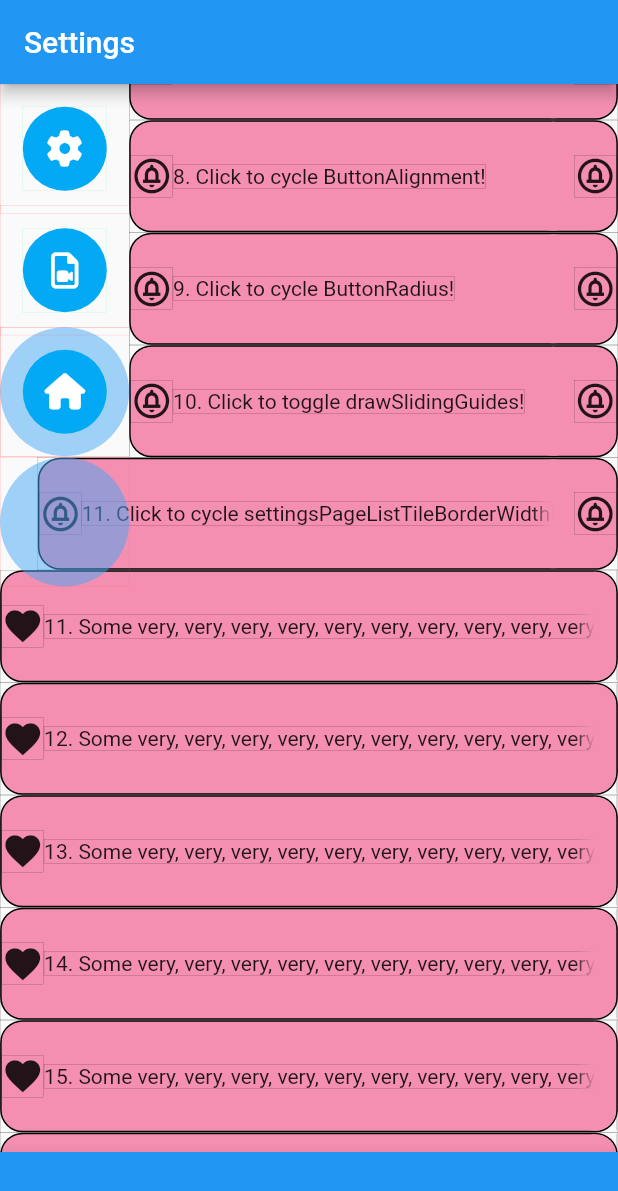
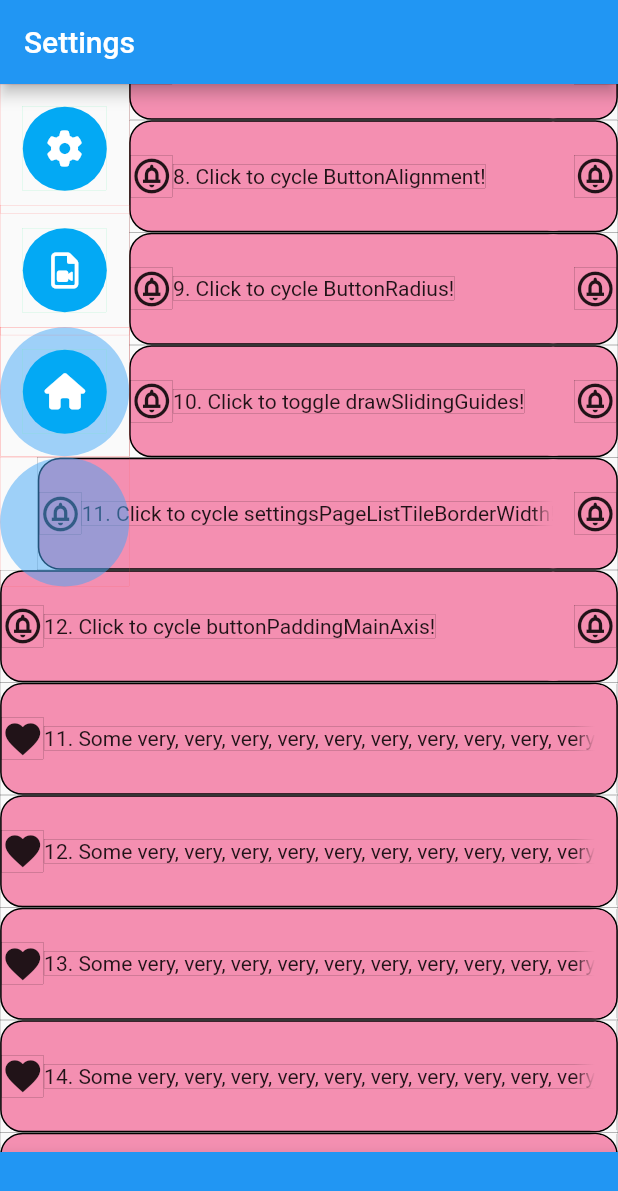
Before and after one commit to BigDeeEss/bu3_kar_kam, a Flutter app: the screen it shows after launch, scrolled down 576 dp, on a phone screen of 412 x 824 dp. Shown: the top 1191 px of the screen. Run offline on Flutter 3.47's test engine with Material 2 defaults, Android fonts, the phone set to English and light mode, and no system bars; our stand-ins replace font_awesome_flutter, get_it, get_it_mixin, shared_preferences.

Commit message:
Implement persistency of buttonPaddingMainAxis user preference through app restarts.
Add ability for user to change this via settings page.

Tweak SlidingGuides build dependencies so that it rebuilds with changes to buttonCoordinates.

Comment out unused static getters in ButtonArray: buttonCoordinates and buttonArrayRect.

Delete buttonPadding bgetter in AppData.

```diff
--- a/lib/app_data.dart
+++ b/lib/app_data.dart
@@ -23,14 +23,14 @@ abstract class AppData extends ChangeNotifier {
   List<double>? buttonCoordinates;
 
   /// Main axis padding between buttons in [ButtonArray].
-  double buttonPaddingMainAxis = 15.0;
+  double? buttonPaddingMainAxis;
 
   /// An alternative padding between buttons in [ButtonArray].
   double buttonPaddingMainAxisAlt = 12.5;
 
   /// Defines the padding surrounding each button.
-  EdgeInsetsDirectional get buttonPadding =>
-      EdgeInsetsDirectional.all(buttonPaddingMainAxis);
+  // EdgeInsetsDirectional get buttonPadding =>
+  //     EdgeInsetsDirectional.all(buttonPaddingMainAxis);
 
   /// The available screen dimensions.
   Rect? basePageViewRect;
--- a/lib/app_data_service.dart
+++ b/lib/app_data_service.dart
@@ -43,6 +43,7 @@ class AppDataService extends AppData {
       'basePageViewRect': (Rect newValue) => basePageViewRect = newValue,
       'buttonAlignment': (newValue) => cycleButtonAlignment(),
       'buttonAxis': (newValue) => toggleButtonAxis(),
+      'buttonPaddingMainAxis': (newValue) => cycleButtonPaddingMainAxis(),
       'buttonRadius': (newValue) => cycleButtonRadius(),
       'drawLayoutBounds': (newValue) => toggleDrawLayoutBounds(),
       'drawSlidingGuides': (newValue) => toggleDrawSlidingGuides(),
@@ -87,6 +88,29 @@ class AppDataService extends AppData {
 
     // Save user preference for [buttonAlignment] to storage.
     setUserPreferences('buttonAlignment', buttonAlignment!.toStringList());
+  }
+
+  /// Cycle and upload a new [buttonRadius]; update dependencies.
+  void cycleButtonPaddingMainAxis() {
+    print('cycleButtonPaddingMainAxis, executing.');
+    print('cycleButtonPaddingMainAxis, buttonPaddingMainAxis = $buttonPaddingMainAxis');
+    // Define a map to convert an integer to a value for [buttonRadius].
+    Map<int, double> map = {
+      0: 12.0,
+      1: 15.0,
+      2: 18.0,
+      3: 21.0,
+    };
+
+    // Use [map], its inverse and the modulus operator to cycle [buttonRadius].
+    int buttonPaddingMainAxisIntRepresentation = map.inverse()[buttonPaddingMainAxis]!;
+    buttonPaddingMainAxis = map[(buttonPaddingMainAxisIntRepresentation + 1) % map.length]!;
+
+    // Update dependencies: [buttonArrayRect].
+    buttonArrayRect = setButtonArrayRect();
+
+    // Save user preference for [buttonRadius] to storage.
+    setUserPreferences('buttonPaddingMainAxis', buttonPaddingMainAxis);
   }
 
   /// Cycle and upload a new [buttonRadius]; update dependencies.
@@ -181,7 +205,7 @@ class AppDataService extends AppData {
 
     // Update [settingsPageListTileCornerRadius].
     double? settingsPageListTileRadius =
-        GetItService.instance<AppData>().settingsPageListTileRadius!;
+        GetItService.instance<AppData>().settingsPageListTileRadius;
     settingsPageListTileCornerRadius =
         settingsPageListTilePadding! + settingsPageListTileRadius!;
   }
@@ -230,6 +254,10 @@ class AppDataService extends AppData {
     buttonAxis = axisFromString(userPreferences.getString('buttonAxis'));
     buttonAxis = buttonAxis ?? Axis.vertical;
     setUserPreferences('buttonAxis', buttonAxis.toString());
+
+    buttonPaddingMainAxis = userPreferences.getDouble('buttonPaddingMainAxis');
+    buttonPaddingMainAxis = buttonPaddingMainAxis ?? 15.0;
+    setUserPreferences('buttonPaddingMainAxis', buttonPaddingMainAxis);
 
     buttonRadius = userPreferences.getDouble('buttonRadius');
     buttonRadius = buttonRadius ?? 28.0;
@@ -296,7 +324,7 @@ class AppDataService extends AppData {
   /// Calculates the bounding box for [ButtonArray].
   Rect setButtonArrayRect() {
     double dim = 2 * (buttonRadius! + buttonPaddingMainAxisAlt);
-    double shortLength = 2.0 * (buttonRadius! + buttonPaddingMainAxis);
+    double shortLength = 2.0 * (buttonRadius! + buttonPaddingMainAxis!);
     double longLength = (buttonSpecList.length - 1) * dim + shortLength;
 
     // Generate Rect of the correct size at screen top left.
--- a/lib/button.dart
+++ b/lib/button.dart
@@ -20,8 +20,8 @@ class Button extends StatelessWidget with GetItMixin {
   @override
   Widget build(BuildContext context) {
     // Watch for changes to [AppData.buttonPadding] registered with [GetIt].
-    EdgeInsetsDirectional buttonPadding =
-        watchOnly((AppData a) => a.buttonPadding);
+    EdgeInsetsDirectional buttonPadding = EdgeInsetsDirectional.all(
+      watchOnly((AppData a) => a.buttonPaddingMainAxis)!);
 
     // Watch for changes to [AppData.buttonRadius] registered with [GetIt].
     double buttonRadius = watchOnly((AppData a) => a.buttonRadius!);
--- a/lib/button_array.dart
+++ b/lib/button_array.dart
@@ -14,11 +14,11 @@ class ButtonArray extends StatelessWidget with GetItMixin {
   ButtonArray({Key? key}) : super(key: key);
 
   /// Generates a list of coordinates relative to any corner.
-  static List<double>? get buttonCoordinates =>
-      GetItService.instance<AppData>().buttonCoordinates;
+  // static List<double>? get buttonCoordinates =>
+  //     GetItService.instance<AppData>().buttonCoordinates;
 
   /// Calculates the [Rect] data associated with [buttonArray].
-  static Rect? get rect => GetItService.instance<AppData>().buttonArrayRect;
+  // static Rect? get rect => GetItService.instance<AppData>().buttonArrayRect;
 
   @override
   Widget build(BuildContext context) {
--- a/lib/settings_page_contents.dart
+++ b/lib/settings_page_contents.dart
@@ -327,12 +327,37 @@ class _SettingsPageContentsState extends State<SettingsPageContents>
           softWrap: false,
         ),
       ),
+      SettingsPageListTile(
+        basePageViewRect:
+            basePageViewRect ?? Offset.zero & MediaQuery.of(context).size,
+        height: 75.0,
+        index: 12,
+        leading: Icon(
+          Icons.circle_notifications_outlined,
+          size: settingsPageListTileIconSize,
+        ),
+        onTap: (() {
+          print('tapped buttonPaddingMainAxis changer');
+          // Cycle [buttonPaddingMainAxis] variable in [AppData].
+          GetItService.instance<AppData>()
+              .change(identifier: 'buttonPaddingMainAxis');
+        }),
+        trailing: Icon(
+          Icons.circle_notifications_outlined,
+          size: settingsPageListTileIconSize,
+        ),
+        widget: const Text(
+          '12. Click to cycle buttonPaddingMainAxis!',
+          maxLines: 1,
+          softWrap: false,
+        ),
+      ),
       ...List<Widget>.generate(100, (int index) {
         return SettingsPageListTile(
           basePageViewRect:
               basePageViewRect ?? Offset.zero & MediaQuery.of(context).size,
           height: 75.0,
-          index: index + 12,
+          index: index + 13,
           leading: Icon(
             Icons.favorite,
             size: settingsPageListTileIconSize,
--- a/lib/sliding_guides.dart
+++ b/lib/sliding_guides.dart
@@ -4,7 +4,6 @@ import 'package:get_it_mixin/get_it_mixin.dart';
 import 'package:kar_kam/boxed_container.dart';
 import 'package:kar_kam/button_array.dart';
 import 'package:kar_kam/app_data.dart';
-import 'package:kar_kam/button_array.dart';
 import 'package:kar_kam/settings_page_list_tile.dart';
 
 /// Implements sliding guides - guide circles which indicate the path followed
@@ -14,11 +13,17 @@ class SlidingGuides extends StatelessWidget with GetItMixin {
 
   @override
   Widget build(BuildContext context) {
+    // Watch for changes to [AppData.buttonArrayRect] registered with GetIt.
+    Rect buttonArrayRect = watchOnly((AppData a) => a.buttonArrayRect)!;
+
     // Watch for changes to [AppData.buttonAxis] registered with GetIt.
     Axis buttonAxis = watchOnly((AppData a) => a.buttonAxis)!;
 
     // Watch for changes to [AppData.buttonAlignment] registered with GetIt.
     Alignment buttonAlignment = watchOnly((AppData a) => a.buttonAlignment)!;
+
+    // Watch for changes to [AppData.buttonCoordinates] registered with GetIt.
+    List<double> buttonCoordinates = watchOnly((AppData a) => a.buttonCoordinates)!;
 
     // Use a combination of [BoxedContainer], [Container] and [BoxShape] to
     // draw a circle.
@@ -26,8 +31,8 @@ class SlidingGuides extends StatelessWidget with GetItMixin {
         borderColor: Colors.redAccent,
         // borderColor: Colors.white,
         child: Container(
-          height: ButtonArray.rect!.shortestSide,
-          width: ButtonArray.rect!.shortestSide,
+          height: buttonArrayRect.shortestSide,
+          width: buttonArrayRect.shortestSide,
           decoration: const BoxDecoration(
             color: Color.fromRGBO(66, 165, 245, 0.5),
             shape: BoxShape.circle,
@@ -36,7 +41,7 @@ class SlidingGuides extends StatelessWidget with GetItMixin {
 
     // An [Offset] for placing the 'out of [ButtonArray]; guiding circle.
     Offset offset = Offset(
-        0.0, ButtonArray.rect!.shortestSide * SettingsPageListTile.sf);
+        0.0, buttonArrayRect.shortestSide * SettingsPageListTile.sf);
 
     return Stack(children: [
       // Add two additional guidance circles for checking the sliding
@@ -46,10 +51,10 @@ class SlidingGuides extends StatelessWidget with GetItMixin {
         top: (buttonAlignment.y < 0) ? 0 : null,
         bottom: (buttonAlignment.y > 0) ? 0 : null,
         left: (buttonAlignment.x < 0)
-            ? ButtonArray.buttonCoordinates!.first
+            ? buttonCoordinates.first
             : null,
         right: (buttonAlignment.x > 0)
-            ? ButtonArray.buttonCoordinates!.first
+            ? buttonCoordinates.first
             : null,
         child: Transform.translate(
           offset: (buttonAlignment.y < 0) ? offset : -offset,
@@ -57,10 +62,10 @@ class SlidingGuides extends StatelessWidget with GetItMixin {
         ),
       ) : Positioned(
         top: (buttonAlignment.y < 0)
-            ? ButtonArray.buttonCoordinates!.last
+            ? buttonCoordinates.last
             : null,
         bottom: (buttonAlignment.y > 0)
-            ? ButtonArray.buttonCoordinates!.last
+            ? buttonCoordinates.last
             : null,
         left: (buttonAlignment.x < 0) ? 0.0 : null,
         right: (buttonAlignment.x > 0) ? 0.0 : null,
@@ -73,18 +78,18 @@ class SlidingGuides extends StatelessWidget with GetItMixin {
         top: (buttonAlignment.y < 0) ? 0 : null,
         bottom: (buttonAlignment.y > 0) ? 0 : null,
         left: (buttonAlignment.x < 0)
-            ? ButtonArray.buttonCoordinates!.last
+            ? buttonCoordinates.last
             : null,
         right: (buttonAlignment.x > 0)
-            ? ButtonArray.buttonCoordinates!.last
+            ? buttonCoordinates.last
             : null,
         child: boxedContainer,
       ) : Positioned(
         top: (buttonAlignment.y < 0)
-            ? ButtonArray.buttonCoordinates!.last
+            ? buttonCoordinates.last
             : null,
         bottom: (buttonAlignment.y > 0)
-            ? ButtonArray.buttonCoordinates!.last
+            ? buttonCoordinates.last
             : null,
         left: (buttonAlignment.x < 0) ? 0.0 : null,
         right: (buttonAlignment.x > 0) ? 0.0 : null,
```
Also changed, not shown: 1 other file.
